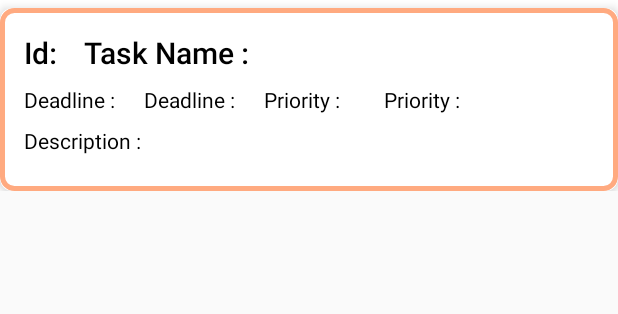
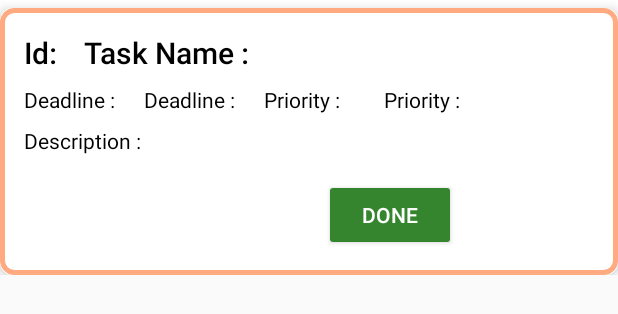
Before and after one commit to yethmi/Task-Management-App, an Android app: the layout custom_list.xml on its own in the app's theme, with its tools: preview values and no code run, on a phone screen of 412 x 824 dp. Shown: the top 314 px of the screen. Run offline under Robolectric (Android 15) with nearby library versions, the phone set to English and light mode, and no system bars.

```diff
--- a/app/src/main/res/layout/custom_list.xml
+++ b/app/src/main/res/layout/custom_list.xml
@@ -88,14 +88,32 @@
                     android:paddingBottom="8dp" />
             </LinearLayout>
 
-            <TextView
-                android:id="@+id/textViewTaskDescription"
+            <LinearLayout
                 android:layout_width="match_parent"
+                android:layout_height="match_parent"
+                android:orientation="horizontal">
+
+                <TextView
+                    android:id="@+id/textViewTaskDescription"
+                    android:layout_width="wrap_content"
+                    android:layout_height="wrap_content"
+                    android:paddingBottom="8dp"
+                    android:text="@string/taskDes"
+                    android:textAppearance="@style/TextAppearance.AppCompat.Body1"
+                    android:textColor="@color/black" />
+
+
+            </LinearLayout>
+
+            <Button
+                android:id="@+id/buttonDone"
+                android:layout_width="wrap_content"
                 android:layout_height="wrap_content"
-                android:text="@string/taskDes"
-                android:textColor="@color/black"
-                android:textAppearance="@style/TextAppearance.AppCompat.Body1"
-                android:paddingBottom="8dp"/>
+                android:layout_marginStart="200dp"
+                android:layout_marginTop="8dp"
+                android:backgroundTint="#35852E"
+                android:text="@string/done_button"
+                android:textColor="@color/white" />
 
         </LinearLayout>
     </androidx.cardview.widget.CardView>
--- a/app/src/main/res/values/strings.xml
+++ b/app/src/main/res/values/strings.xml
@@ -17,4 +17,5 @@
     <string name="edit">Update</string>
     <string name="delete">Delete</string>
     <string name="todo">TODO</string>
+    <string name="done_button">Done</string>
 </resources>
```
Also changed, not shown: app/src/main/java/com/example/taskmanagementsystem/MainActivity.kt (+11 -17 lines), app/src/main/java/com/example/taskmanagementsystem/data/TaskAdapter.kt (+10 -1 lines).
